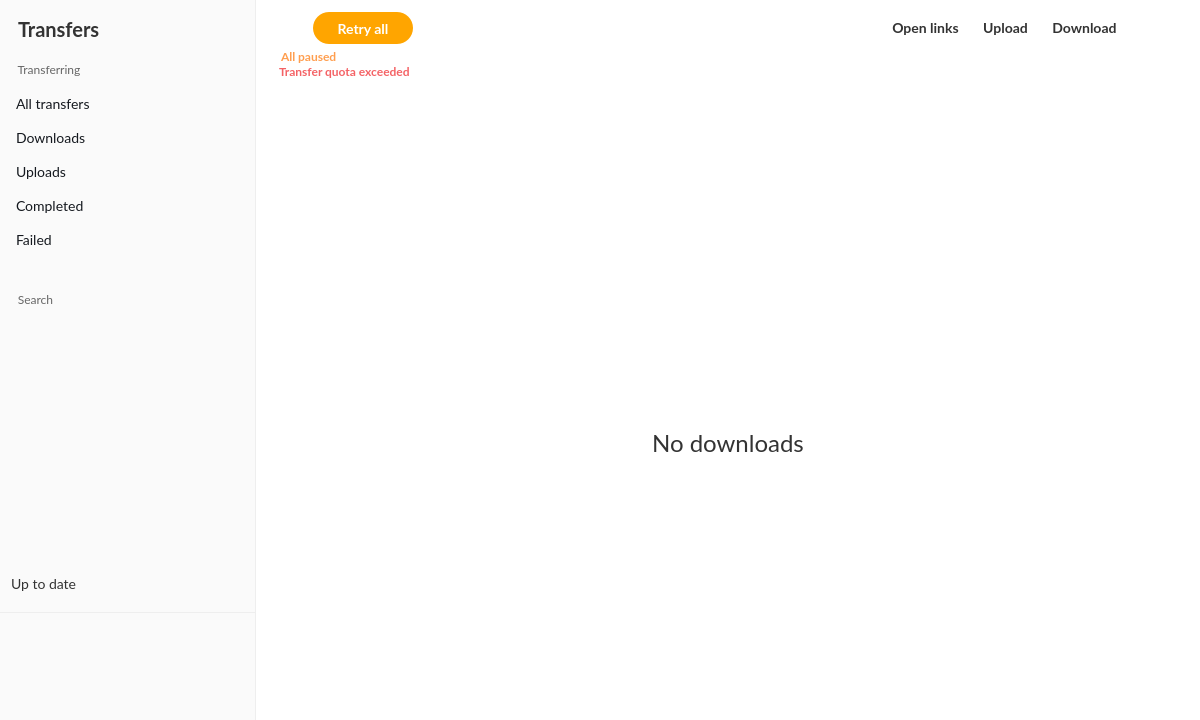
Before: the Qt Designer form src/MEGASync/transfers/gui/win/TransferManager.ui in meganz/MEGAsync, drawn with Qt 5.
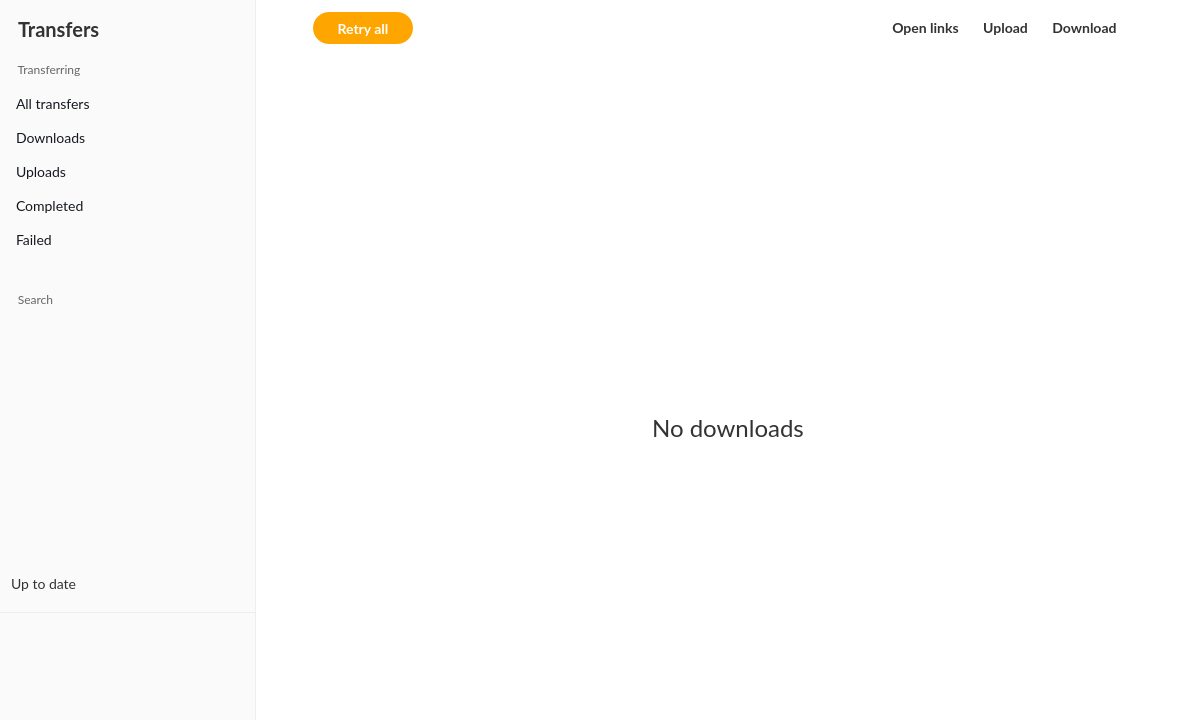
After: the same form once the commit is applied. The open tabs and pages were chosen to show the change. Icons and pictures are not drawn. Custom widgets are drawn as their Qt base class.

Commit message:
Create banner widget and integrate in Transfer Manager.
Conflicts:
	src/MEGASync/gui/gui.cmake
	src/MEGASync/transfers/gui/win/TransferManager.ui
	src/MEGASync/transfers/transfers.cmake

Diff of the .ui file:
```diff
--- a/src/MEGASync/transfers/gui/win/TransferManager.ui
+++ b/src/MEGASync/transfers/gui/win/TransferManager.ui
@@ -259,7 +259,7 @@
   qProperty-iconSize: 24px;
 }
 
-#lPaused, #lNbResults
+#lNbResults
 {
   color: #FF9E4F;
   font-size: 12px;
@@ -275,29 +275,6 @@
   padding-left: 14px;
 }
 
-#lTransferOverQuota
-{
-   color: #F46265;
-  font-size: 12px;
-  font-weight: bold;
-  padding-left: 2px;
-}
-
-#lTransferOverQuotaMoreAbout
-{
-  color: #333333;
-  font-size: 12px;
-  font-weight: 400;
-  padding-left: 2px;
-}
-
-#lTransferOverQuotaInfo
-{
-   color: #777777;
-  font-size: 12px;
-  padding-left: 2px;
-}
-
 #sTransfers QToolButton
 {
   qProperty-iconSize: 240px;
@@ -348,31 +325,6 @@
 }
 
 /* 
-* Storage OQ text
-*/
-
-#lStorageOverQuota
-{
-	font-size: 10px;
-	font-weight: 600;
-	margin-left: 16px;
-	border-radius: 4px;
-	padding: 4px 8px;
-}
-
-#lStorageOverQuota[state=&quot;almostfull&quot;]
-{
-	background-color: #FEF4C6; /*colorToken.notification-warning*/
-	color: #B55407; /*colorToken.text-warning*/
-}
-
-#lStorageOverQuota[state=&quot;full&quot;]
-{
-	background-color: #FFE4E8; /*colorToken.notification-error*/
-	color: #E31B57; /*colorToken.text-error*/
-}
-
-/* 
 * TransfersAccountInfoWidget
 */
 
@@ -2240,6 +2192,12 @@
          </item>
          <item row="1" column="0" colspan="3" alignment="Qt::AlignTop">
           <widget class="AutoResizeStackedWidget" name="sCurrentContentInfo">
+           <property name="sizePolicy">
+            <sizepolicy hsizetype="Preferred" vsizetype="Preferred">
+             <horstretch>0</horstretch>
+             <verstretch>0</verstretch>
+            </sizepolicy>
+           </property>
            <property name="minimumSize">
             <size>
              <width>0</width>
@@ -2255,7 +2213,25 @@
            <property name="currentIndex">
             <number>0</number>
            </property>
-           <widget class="QWidget" name="pStatusHeaderInfo">
+           <widget class="TransferManagerStatusHeaderWidget" name="pStatusHeaderInfo">
+            <property name="sizePolicy">
+             <sizepolicy hsizetype="Fixed" vsizetype="Minimum">
+              <horstretch>0</horstretch>
+              <verstretch>0</verstretch>
+             </sizepolicy>
+            </property>
+            <property name="minimumSize">
+             <size>
+              <width>925</width>
+              <height>0</height>
+             </size>
+            </property>
+            <property name="maximumSize">
+             <size>
+              <width>925</width>
+              <height>16777215</height>
+             </size>
+            </property>
             <layout class="QVBoxLayout" name="verticalLayout_3">
              <property name="spacing">
               <number>0</number>
@@ -2264,7 +2240,7 @@
               <enum>QLayout::SetMinimumSize</enum>
              </property>
              <property name="leftMargin">
-              <number>8</number>
+              <number>0</number>
              </property>
              <property name="topMargin">
               <number>0</number>
@@ -2273,96 +2249,8 @@
               <number>0</number>
              </property>
              <property name="bottomMargin">
-              <number>5</number>
+              <number>0</number>
              </property>
-             <item alignment="Qt::AlignLeft|Qt::AlignTop">
-              <widget class="QLabel" name="lPaused">
-               <property name="sizePolicy">
-                <sizepolicy hsizetype="Preferred" vsizetype="Preferred">
-                 <horstretch>0</horstretch>
-                 <verstretch>0</verstretch>
-                </sizepolicy>
-               </property>
-               <property name="text">
-                <string>All paused</string>
-               </property>
-              </widget>
-             </item>
-             <item alignment="Qt::AlignTop">
-              <widget class="QWidget" name="pTransferOverQuota" native="true">
-               <property name="sizePolicy">
-                <sizepolicy hsizetype="Preferred" vsizetype="Preferred">
-                 <horstretch>0</horstretch>
-                 <verstretch>0</verstretch>
-                </sizepolicy>
-               </property>
-               <property name="minimumSize">
-                <size>
-                 <width>0</width>
-                 <height>0</height>
-                </size>
-               </property>
-               <layout class="QVBoxLayout" name="verticalLayout_5">
-                <property name="spacing">
-                 <number>5</number>
-                </property>
-                <property name="leftMargin">
-                 <number>10</number>
-                </property>
-                <property name="topMargin">
-                 <number>0</number>
-                </property>
-                <property name="rightMargin">
-                 <number>0</number>
-                </property>
-                <property name="bottomMargin">
-                 <number>5</number>
-                </property>
-                <item alignment="Qt::AlignLeft">
-                 <widget class="QLabel" name="lTransferOverQuota">
-                  <property name="text">
-                   <string>Transfer quota exceeded</string>
-                  </property>
-                 </widget>
-                </item>
-                <item>
-                 <widget class="QLabel" name="lTransferOverQuotaInfo">
-                  <property name="text">
-                   <string/>
-                  </property>
-                 </widget>
-                </item>
-                <item>
-                 <widget class="QLabel" name="lTransferOverQuotaMoreAbout">
-                  <property name="font">
-                   <font>
-                    <family>Lato</family>
-                    <pointsize>-1</pointsize>
-                    <bold>false</bold>
-                    <underline>true</underline>
-                   </font>
-                  </property>
-                  <property name="openExternalLinks">
-                   <bool>true</bool>
-                  </property>
-                 </widget>
-                </item>
-               </layout>
-              </widget>
-             </item>
-             <item alignment="Qt::AlignLeft|Qt::AlignTop">
-              <widget class="QLabel" name="lStorageOverQuota">
-               <property name="sizePolicy">
-                <sizepolicy hsizetype="Preferred" vsizetype="Minimum">
-                 <horstretch>0</horstretch>
-                 <verstretch>0</verstretch>
-                </sizepolicy>
-               </property>
-               <property name="text">
-                <string/>
-               </property>
-              </widget>
-             </item>
             </layout>
            </widget>
            <widget class="QWidget" name="pSearchHeaderInfo">
@@ -3048,6 +2936,12 @@
    <header>MediaTypeFilterWidget.h</header>
    <container>1</container>
   </customwidget>
+  <customwidget>
+   <class>TransferManagerStatusHeaderWidget</class>
+   <extends>QWidget</extends>
+   <header>TransferManagerStatusHeaderWidget.h</header>
+   <container>1</container>
+  </customwidget>
  </customwidgets>
  <tabstops>
   <tabstop>bPause</tabstop>
```
Left out of the diff: 2 changed lines with no effect on the pictures. The commit also changes 20 other files.
